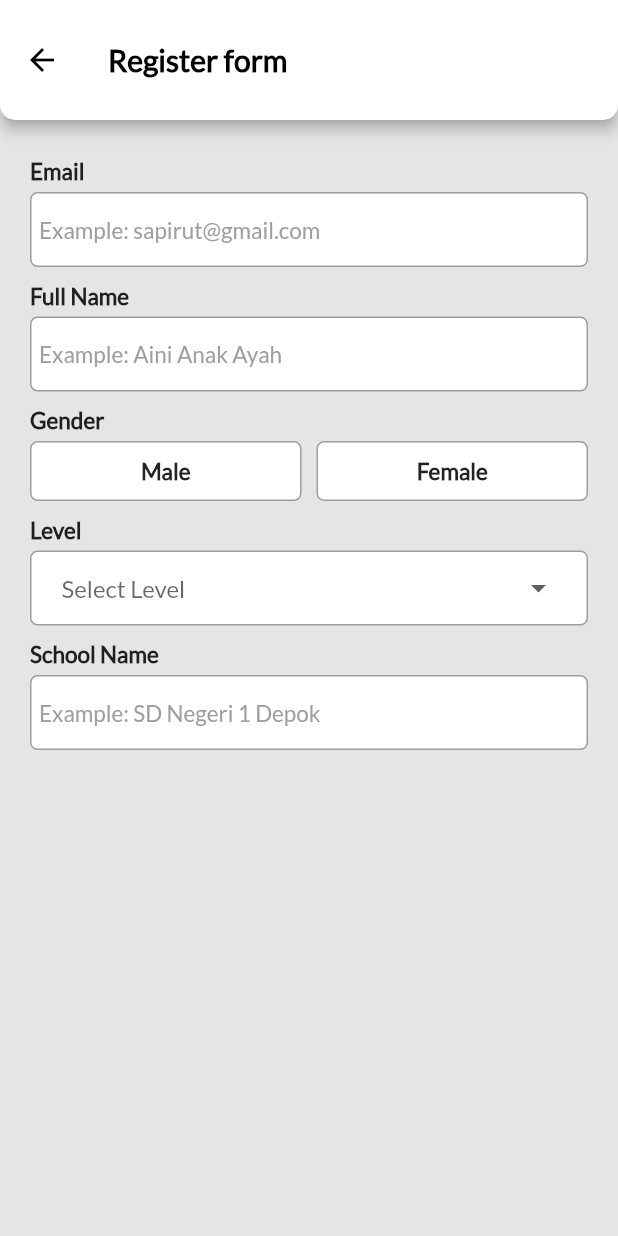
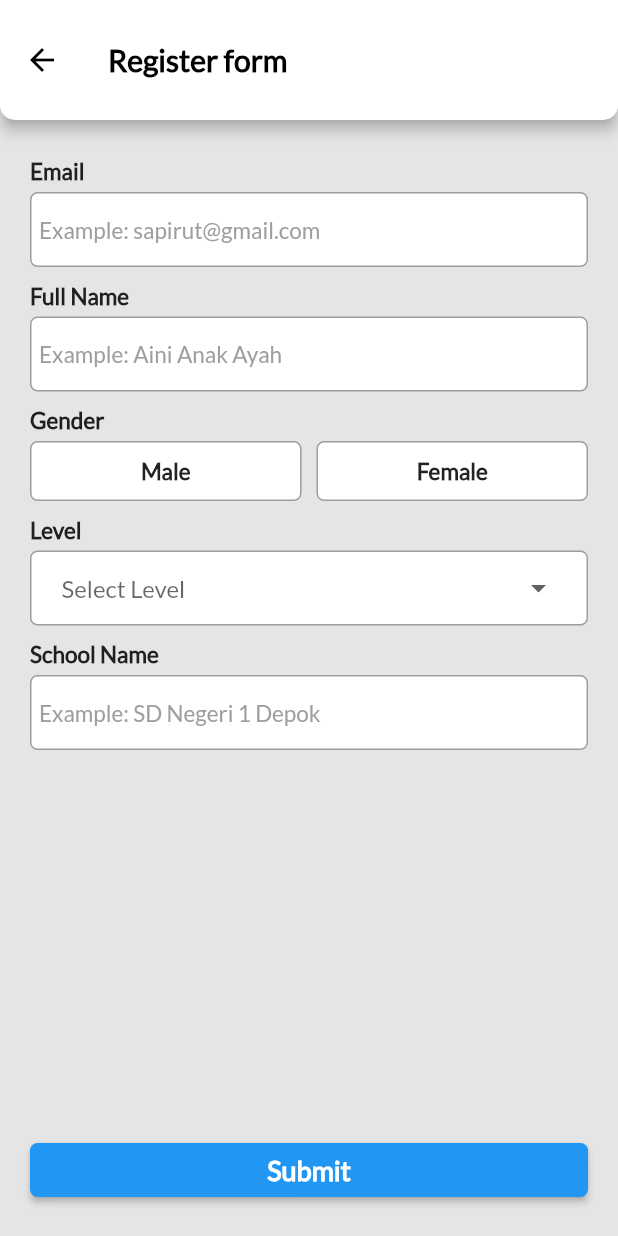
Before and after one commit to Sismaret/sample_firebase, a Flutter app: the RegisterVw screen opened directly, on a phone screen of 412 x 824 dp. Run offline on Flutter 3.47's test engine with Material 2 defaults, Android fonts, the phone set to English and light mode, and no system bars; our stand-ins replace firebase_core, google_fonts; missing offline and left inert: dart:ffi; accounts and stored records are empty.

Commit message:
create some pages

```diff
--- a/lib/view/register_vw..dart
+++ b/lib/view/register_vw..dart
@@ -1,5 +1,4 @@
 import 'dart:ffi';
-
 import 'package:flutter/material.dart';
 import 'package:sample_firebase/constants/app_colors.dart';
 import 'package:sample_firebase/widgets/text_register.dart';
@@ -31,6 +30,8 @@ class _RegisterVwState extends State<RegisterVw> {
     return items;
   }
 
+  get backgroundColor => null;
+
   @override
   Widget build(BuildContext context) {
     return Scaffold(
@@ -49,7 +50,8 @@ class _RegisterVwState extends State<RegisterVw> {
         ),
       ),
       backgroundColor: AppColors.backColor,
-      body: Padding(
+      body: SingleChildScrollView(
+        child: Padding(
           padding: const EdgeInsets.fromLTRB(20, 25, 20, 25),
           child: Column(
             crossAxisAlignment: CrossAxisAlignment.start,
@@ -79,6 +81,7 @@ class _RegisterVwState extends State<RegisterVw> {
                 mainAxisAlignment: MainAxisAlignment.spaceEvenly,
                 children: [
                   Expanded(
+                    flex: 1,
                     child: GestureDetector(
                       onTap: () {},
                       child: Container(
@@ -100,6 +103,7 @@ class _RegisterVwState extends State<RegisterVw> {
                   ),
                   const SizedBox(width: 10.0),
                   Expanded(
+                    flex: 1,
                     child: GestureDetector(
                       onTap: () {},
                       child: Container(
@@ -159,6 +163,31 @@ class _RegisterVwState extends State<RegisterVw> {
             ],
           ),
         ),
+      ),
+      bottomNavigationBar: SafeArea(
+        child: Padding(
+          padding: const EdgeInsets.all(20.0),
+          child: ElevatedButton(
+              style: ElevatedButton.styleFrom(
+                  primary: backgroundColor,
+                  shape: RoundedRectangleBorder(
+                      borderRadius: BorderRadius.circular(5.0))),
+              onPressed: () {},
+              child: Row(
+                mainAxisAlignment: MainAxisAlignment.center,
+                children: const [
+                  Text(
+                    'Submit',
+                    style: TextStyle(
+                      color: Colors.white,
+                      fontSize: 18.0,
+                      fontWeight: FontWeight.bold,
+                    ),
+                  ),
+                ],
+              )),
+        ),
+      ),
     );
   }
 }
```
Also changed, not shown: lib/main.dart (+8 -8 lines), lib/mainview/discussion_vw.dart (added, +15 -0 lines), lib/mainview/profile_vw.dart (added, +15 -0 lines), lib/view/home_vw.dart (+92 -2 lines), lib/view/login_vw.dart (+4 -4 lines), lib/mainview/home_vw.dart (added). Lines whose indentation alone changed are shown as unchanged.
